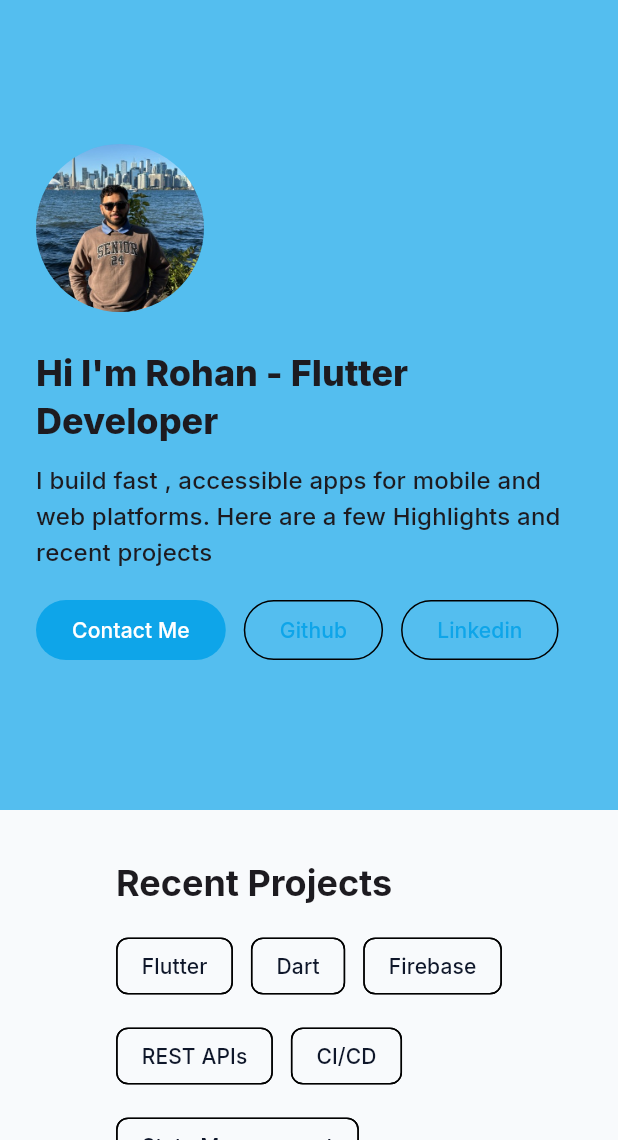
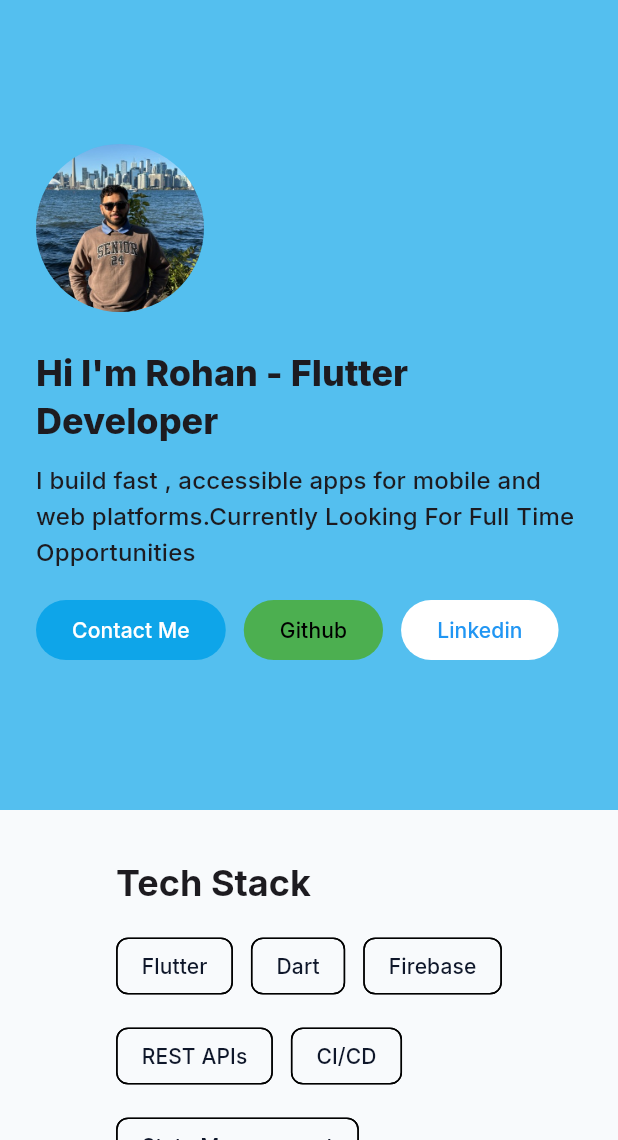
Before and after one commit to RohanPatel1303/Rohan-Patel-Portfolio-All-Platforms, a Flutter app: the screen it shows after launch, on a phone screen of 412 x 824 dp, the part 96-1236 px from its top. Run offline on Flutter 3.47's test engine with Material 3 defaults, Android fonts, the light colour scheme and no system bars; our stand-ins replace go_router, google_fonts, shared_preferences.

Commit message:
fixed dark mode issues , added two projects

```diff
--- a/lib/pages/home_page.dart
+++ b/lib/pages/home_page.dart
@@ -15,7 +15,7 @@ class HomePage extends StatelessWidget {
         children: [
           Container(
             padding: const EdgeInsets.symmetric(vertical: 64),
-            color: cs.primary.withOpacity(0.7),
+            color: cs.primary.withValues(alpha: 0.7),
             child: Section(
               child: Wrap(
                 runSpacing: 24,
@@ -26,7 +26,7 @@ class HomePage extends StatelessWidget {
                     radius: 56,
                     backgroundImage:
                         const AssetImage('assets/rohanLinkedInImage.jpeg'),
-                    backgroundColor: cs.primary.withOpacity(0.15),
+                    backgroundColor: cs.primary.withValues(alpha: 0.15),
                   ),
                   SizedBox(
                     width: 640,
@@ -44,7 +44,7 @@ class HomePage extends StatelessWidget {
                           height: 12,
                         ),
                         Text(
-                          'I build fast , accessible apps for mobile and web platforms. Here are a few Highlights and recent projects',
+                          'I build fast , accessible apps for mobile and web platforms.Currently Looking For Full Time Opportunities',
                           style: Theme.of(context).textTheme.titleMedium,
                         ),
                         const SizedBox(
@@ -58,11 +58,21 @@ class HomePage extends StatelessWidget {
                                 onPressed: () => launchUrlString(
                                     'mailto:developerrohan01@gmail.com'),
                                 child: const Text("Contact Me")),
-                            OutlinedButton(
+                            FilledButton(
                                 onPressed: () => launchUrlString(
                                     "https://github.com/deadhack1"),
-                                child: const Text('Github')),
-                            OutlinedButton(
+                              style: ButtonStyle(
+                                backgroundColor:WidgetStatePropertyAll(Colors.green),
+                                foregroundColor: WidgetStatePropertyAll(Colors.black)
+                              ),
+                                child: const Text('Github'),
+
+                            ),
+                            FilledButton(
+                                style: ButtonStyle(
+                                    backgroundColor:WidgetStatePropertyAll(Colors.white),
+                                    foregroundColor: WidgetStatePropertyAll(Colors.blue)
+                                ),
                                 onPressed: () => launchUrlString(
                                     'https://www.linkedin.com/in/rohan-flutter-developer',
                                     mode: LaunchMode.platformDefault),
@@ -81,7 +91,7 @@ class HomePage extends StatelessWidget {
             crossAxisAlignment: CrossAxisAlignment.start,
             children: [
               Text(
-                "Recent Projects",
+                "Tech Stack",
                 style: Theme.of(context)
                     .textTheme
                     .headlineSmall!
--- a/lib/pages/project_page.dart
+++ b/lib/pages/project_page.dart
@@ -27,15 +27,15 @@ class _ProjectsPageState extends State<ProjectsPage> {
             const _ProjectCard(
               title: 'Rohan Portfolio Website',
               description: 'A portfolio website to showcase my work and skills.',
-              tech: ['Flutter', 'Dart', 'CI/CD'],
-              repoUrl: 'https://github.com/deadhack1/rohan_portfolio_website',
+              tech: ['Flutter', 'Dart', 'CI/CD','Freezed','GoRouter'],
+              repoUrl: 'https://github.com/RohanPatel1303/Rohan-Patel-Portfolio-All-Platforms.git',
+              demoUrl: "https://rohandeadhackportfolio.netlify.app",
             ),
             const _ProjectCard(
-              title: 'Second Project',
-              description: 'Another project to demonstrate the scroll functionality.',
-              tech: ['Flutter', 'Firebase'],
+              title: 'Pocket Budget',
+              description: "Pocket Budget is a clean, cross-platform expense tracker built with Flutter. It helps you manage your finances with a simple interface to add, view, and edit expenditures.Because it's built with Flutter, Pocket Budget runs seamlessly on mobile (iOS/Android), web, and desktop from a single codebase.Core Concepts & Packages:\nThe app uses a modern, reactive architecture powered by:\n•flutter_riverpod for scalable state management.\n•drift (a reactive persistence library) for fast and reliable local data storage on any platform.\n•go_router for declarative, URL-based navigation.\n•freezed for creating immutable, type-safe data models.",
+              tech: ['Flutter','Dart','Riverpod','GoRouter','Freezed','Drift'],
               repoUrl: 'https://github.com/deadhack1/rohan_portfolio_website',
-              demoUrl: 'https://github.com/deadhack1/rohan_portfolio_website',
             ),
           ],
         ),
--- a/lib/widgets/nav_bar.dart
+++ b/lib/widgets/nav_bar.dart
@@ -26,6 +26,15 @@ class SiteNavBar extends StatelessWidget{
           _NavLink(label: 'About', onTap: ()=>context.go('/about')),
 
           _NavLink(label: 'Contact', onTap: ()=>context.go('/contact')),
+          Padding(padding: const EdgeInsets.symmetric(horizontal: 12.0),
+              child: Tooltip(
+                message: isDark?'Switch to Light Mode':'Switch to Dark Mode',
+                child: IconButton(
+                  onPressed: ThemeController.instance.toggle,
+                  icon: Icon(isDark?Icons.wb_sunny_rounded:Icons.dark_mode_rounded),
+                ),
+              )
+          )
         ]else ...[
           PopupMenuButton(itemBuilder: (context)=>[
             PopupMenuItem(
```
Also changed, not shown: 3 other files.
